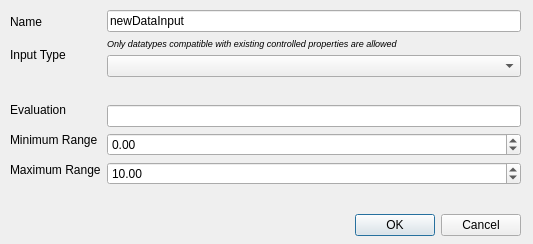
Qt form src/Authoring/Studio/Application/DataInputDlg.ui (flyhex/qt3dstudio) before a commit.
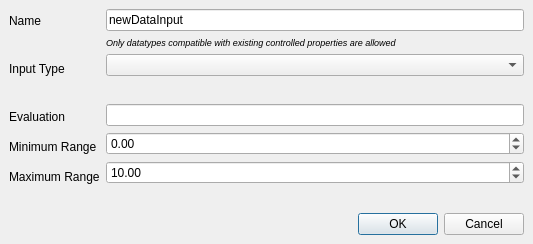
The same form after that commit.

Commit message:
Fix dialog resizing issues when moving between different screens
Moving dialogs between screens with different pixel ratios caused
some dialogs to resize incorrectly. Fixed the sizes of dialogs and
adjusted their layout so it keeps consistent.
Also fixed some accept/reject handling, as it could be bypassed by
triggering accept/reject by some other means besides the dialog
buttons. Now the relevant handling is always called regardless of the
way a dialog is closed.

Task-number: QT3DS-2514

What changed in the file:
```diff
--- a/src/Authoring/Studio/Application/DataInputDlg.ui
+++ b/src/Authoring/Studio/Application/DataInputDlg.ui
@@ -16,56 +16,58 @@
   <property name="accessibleName">
    <string>DataInputDlg</string>
   </property>
-  <widget class="QWidget" name="horizontalLayoutWidget">
-   <property name="geometry">
-    <rect>
-     <x>10</x>
-     <y>210</y>
-     <width>511</width>
-     <height>31</height>
-    </rect>
+  <layout class="QVBoxLayout" name="verticalLayout_3">
+   <property name="leftMargin">
+    <number>0</number>
    </property>
+   <property name="topMargin">
+    <number>0</number>
+   </property>
+   <property name="rightMargin">
+    <number>0</number>
+   </property>
+   <property name="bottomMargin">
+    <number>0</number>
+   </property>
+   <item>
+    <widget class="QWidget" name="widget" native="true">
+     <layout class="QVBoxLayout" name="verticalLayout_4">
+      <item>
+       <widget class="QWidget" name="widget_4" native="true">
    <layout class="QHBoxLayout" name="horizontalLayout">
+         <property name="leftMargin">
+          <number>0</number>
+         </property>
+         <property name="topMargin">
+          <number>0</number>
+         </property>
+         <property name="rightMargin">
+          <number>0</number>
+         </property>
+         <property name="bottomMargin">
+          <number>0</number>
+         </property>
     <item>
-     <spacer name="horizontalSpacer">
-      <property name="orientation">
-       <enum>Qt::Horizontal</enum>
-      </property>
-      <property name="sizeHint" stdset="0">
+          <widget class="QWidget" name="widget_2" native="true">
+           <property name="minimumSize">
        <size>
-        <width>40</width>
-        <height>20</height>
-       </size>
-      </property>
-     </spacer>
-    </item>
-    <item>
-     <widget class="QDialogButtonBox" name="buttonBox">
-      <property name="focusPolicy">
-       <enum>Qt::NoFocus</enum>
-      </property>
-      <property name="orientation">
-       <enum>Qt::Horizontal</enum>
-      </property>
-      <property name="standardButtons">
-       <set>QDialogButtonBox::Cancel|QDialogButtonBox::Ok</set>
-      </property>
-     </widget>
-    </item>
-   </layout>
-  </widget>
-  <widget class="QWidget" name="horizontalLayoutWidget_2">
-   <property name="geometry">
-    <rect>
-     <x>10</x>
-     <y>10</y>
-     <width>511</width>
-     <height>197</height>
-    </rect>
-   </property>
-   <layout class="QHBoxLayout" name="horizontalLayout_4">
-    <item>
+             <width>0</width>
+             <height>0</height>
+            </size>
+           </property>
      <layout class="QVBoxLayout" name="verticalLayout">
+            <property name="leftMargin">
+             <number>0</number>
+            </property>
+            <property name="topMargin">
+             <number>0</number>
+            </property>
+            <property name="rightMargin">
+             <number>0</number>
+            </property>
+            <property name="bottomMargin">
+             <number>0</number>
+            </property>
       <item>
        <widget class="QLabel" name="labelNodeName">
         <property name="sizePolicy">
@@ -125,7 +127,7 @@
         <property name="sizeHint" stdset="0">
          <size>
           <width>20</width>
-          <height>40</height>
+                <height>14</height>
          </size>
         </property>
        </spacer>
@@ -186,15 +188,29 @@
         <property name="sizeHint" stdset="0">
          <size>
           <width>20</width>
-          <height>40</height>
+                <height>15</height>
          </size>
         </property>
        </spacer>
       </item>
      </layout>
+          </widget>
     </item>
     <item>
+          <widget class="QWidget" name="widget_5" native="true">
      <layout class="QVBoxLayout" name="verticalLayout_2">
+            <property name="leftMargin">
+             <number>0</number>
+            </property>
+            <property name="topMargin">
+             <number>0</number>
+            </property>
+            <property name="rightMargin">
+             <number>0</number>
+            </property>
+            <property name="bottomMargin">
+             <number>0</number>
+            </property>
       <item>
        <widget class="QLineEdit" name="lineEditInputName">
         <property name="toolTip">
@@ -294,9 +310,59 @@
        </spacer>
       </item>
      </layout>
+          </widget>
     </item>
    </layout>
   </widget>
+      </item>
+      <item>
+       <widget class="QWidget" name="widget_3" native="true">
+        <layout class="QHBoxLayout" name="horizontalLayout_2">
+         <property name="leftMargin">
+          <number>0</number>
+         </property>
+         <property name="topMargin">
+          <number>0</number>
+         </property>
+         <property name="rightMargin">
+          <number>0</number>
+         </property>
+         <property name="bottomMargin">
+          <number>0</number>
+         </property>
+         <item>
+          <spacer name="horizontalSpacer">
+           <property name="orientation">
+            <enum>Qt::Horizontal</enum>
+           </property>
+           <property name="sizeHint" stdset="0">
+            <size>
+             <width>252</width>
+             <height>20</height>
+            </size>
+           </property>
+          </spacer>
+         </item>
+         <item>
+          <widget class="QDialogButtonBox" name="buttonBox">
+           <property name="focusPolicy">
+            <enum>Qt::NoFocus</enum>
+           </property>
+           <property name="orientation">
+            <enum>Qt::Horizontal</enum>
+           </property>
+           <property name="standardButtons">
+            <set>QDialogButtonBox::Cancel|QDialogButtonBox::Ok</set>
+           </property>
+          </widget>
+         </item>
+        </layout>
+       </widget>
+      </item>
+     </layout>
+    </widget>
+   </item>
+  </layout>
  </widget>
  <resources/>
  <connections/>
```
Left out of the diff: 35 changed lines with no effect on the pictures. Lines whose indentation alone changed are shown as unchanged. The commit also changes 15 other files.
